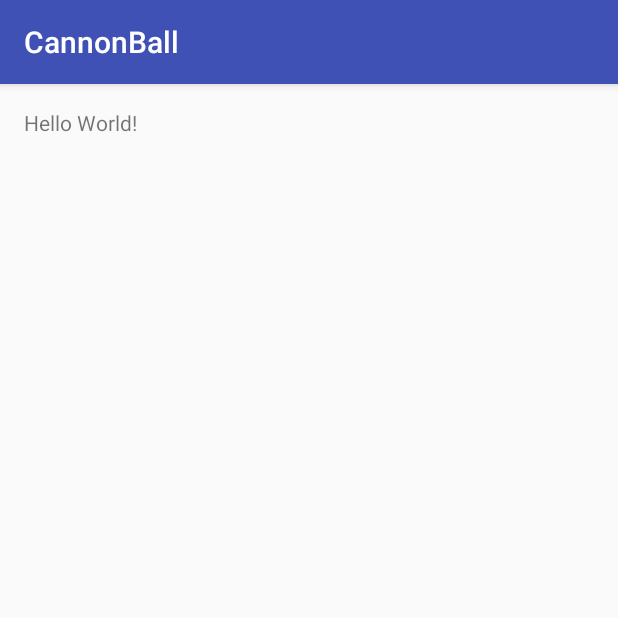
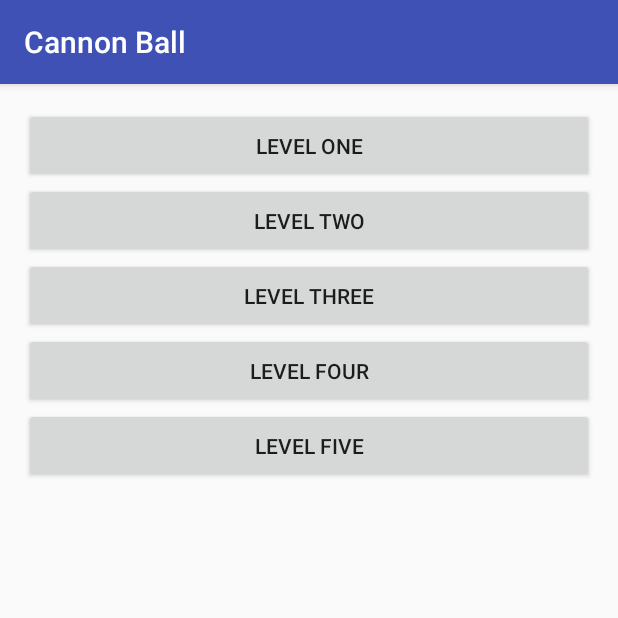
Before and after one commit to CristiBalu/CannonBall, an Android app: the screen it shows after launch (LevelsActivity), on a phone screen of 412 x 824 dp, the top half of it. Run offline under Robolectric (Android 15) with nearby library versions, the phone set to English and light mode, and no system bars.

Commit message:
CB-2 - Created the buttons for level choice and implemented a blank custom listener

```diff
--- a/CannonBall/app/src/main/java/coursework/mobile/cannonball/LevelsActivity.java
+++ b/CannonBall/app/src/main/java/coursework/mobile/cannonball/LevelsActivity.java
@@ -2,12 +2,59 @@ package coursework.mobile.cannonball;
 
 import android.support.v7.app.AppCompatActivity;
 import android.os.Bundle;
+import android.view.View;
+import android.widget.Button;
 
 public class LevelsActivity extends AppCompatActivity {
+    private static final int FIRST_LEVEL_NO = 1;
+    private static final int SECOND_LEVEL   = 2;
+    private static final int THIRD_LEVEL    = 3;
+    private static final int FOURTH_LEVEL   = 4;
+    private static final int LAST_LEVEL_NO   = 5;
+
+    private Button levelOneButton;
+    private Button levelTwoButton;
+    private Button levelThreeButton;
+    private Button levelFourButton;
+    private Button levelFiveButton;
 
     @Override
     protected void onCreate(Bundle savedInstanceState) {
         super.onCreate(savedInstanceState);
+
         setContentView(R.layout.levels_layout);
+        setupUi();
+    }
+
+    private void setupUi() {
+        levelOneButton   = (Button) findViewById(R.id.first_level_button);
+        levelTwoButton   = (Button) findViewById(R.id.second_level_button);
+        levelThreeButton = (Button) findViewById(R.id.third_level_button);
+        levelFourButton  = (Button) findViewById(R.id.fourth_level_button);
+        levelFiveButton  = (Button) findViewById(R.id.fifth_level_button);
+
+        levelOneButton.setOnClickListener(new LevelButtonsListener(FIRST_LEVEL_NO));
+        levelTwoButton.setOnClickListener(new LevelButtonsListener(SECOND_LEVEL));
+        levelThreeButton.setOnClickListener(new LevelButtonsListener(THIRD_LEVEL));
+        levelFourButton.setOnClickListener(new LevelButtonsListener(FOURTH_LEVEL));
+        levelFiveButton.setOnClickListener(new LevelButtonsListener(LAST_LEVEL_NO));
+    }
+
+    private class LevelButtonsListener implements Button.OnClickListener{
+
+        private int buttonIndex;
+
+        public LevelButtonsListener(int buttonIndex) {
+            if(buttonIndex > LAST_LEVEL_NO || buttonIndex < FIRST_LEVEL_NO) {
+                this.buttonIndex = FIRST_LEVEL_NO;
+            } else {
+                this.buttonIndex = buttonIndex;
+            }
+        }
+
+        @Override
+        public void onClick(View v) {
+
+        }
     }
 }
--- a/CannonBall/app/src/main/res/layout/levels_layout.xml
+++ b/CannonBall/app/src/main/res/layout/levels_layout.xml
@@ -1,5 +1,5 @@
 <?xml version="1.0" encoding="utf-8"?>
-<RelativeLayout
+<LinearLayout
     xmlns:android="http://schemas.android.com/apk/res/android"
     xmlns:tools="http://schemas.android.com/tools"
     android:id="@+id/levels_layout"
@@ -9,10 +9,37 @@
     android:paddingRight="@dimen/activity_horizontal_margin"
     android:paddingTop="@dimen/activity_vertical_margin"
     android:paddingBottom="@dimen/activity_vertical_margin"
-    tools:context="coursework.mobile.cannonball.LevelsActivity">
+    tools:context="coursework.mobile.cannonball.LevelsActivity"
+    android:orientation="vertical">
 
-    <TextView
-        android:layout_width="wrap_content"
-        android:layout_height="wrap_content"
-        android:text="Hello World!" />
-</RelativeLayout>
+    <Button
+        android:id="@+id/first_level_button"
+        android:layout_width="match_parent"
+        android:layout_height="@dimen/level_button_height"
+        android:text="@string/first_button_value"/>
+
+    <Button
+        android:id="@+id/second_level_button"
+        android:layout_width="match_parent"
+        android:layout_height="@dimen/level_button_height"
+        android:text="@string/second_button_value"/>
+
+    <Button
+        android:id="@+id/third_level_button"
+        android:layout_width="match_parent"
+        android:layout_height="@dimen/level_button_height"
+        android:text="@string/third_button_value"/>
+
+    <Button
+        android:id="@+id/fourth_level_button"
+        android:layout_width="match_parent"
+        android:layout_height="@dimen/level_button_height"
+        android:text="@string/fourth_button_value"/>
+
+    <Button
+        android:id="@+id/fifth_level_button"
+        android:layout_width="match_parent"
+        android:layout_height="@dimen/level_button_height"
+        android:text="@string/fifth_button_value"/>
+
+</LinearLayout>
--- a/CannonBall/app/src/main/res/values/dimens.xml
+++ b/CannonBall/app/src/main/res/values/dimens.xml
@@ -2,4 +2,7 @@
     <!-- Default screen margins, per the Android Design guidelines. -->
     <dimen name="activity_horizontal_margin">16dp</dimen>
     <dimen name="activity_vertical_margin">16dp</dimen>
+    <dimen name="default_padding">16dp</dimen>
+    <dimen name="level_button_width">200dp</dimen>
+    <dimen name="level_button_height">50dp</dimen>
 </resources>
--- a/CannonBall/app/src/main/res/values/strings.xml
+++ b/CannonBall/app/src/main/res/values/strings.xml
@@ -1,3 +1,8 @@
 <resources>
-    <string name="app_name">CannonBall</string>
+    <string name="app_name">Cannon Ball</string>
+    <string name="first_button_value">Level one</string>
+    <string name="second_button_value">Level two</string>
+    <string name="third_button_value">Level three</string>
+    <string name="fourth_button_value">Level four</string>
+    <string name="fifth_button_value">Level five</string>
 </resources>
```
